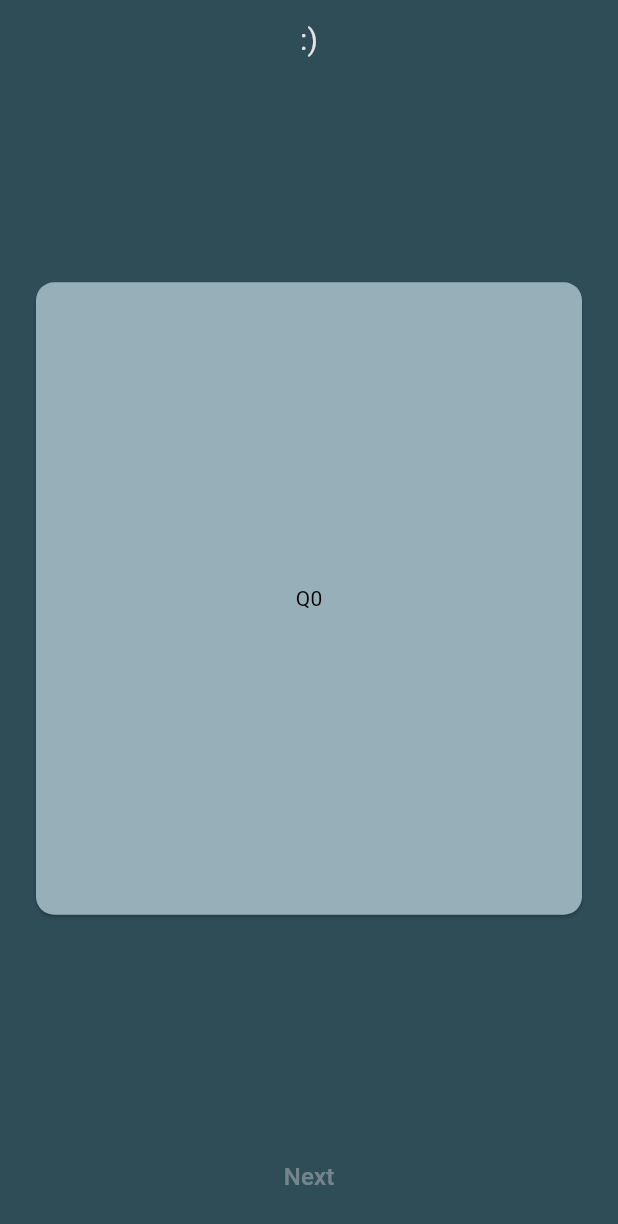
After one commit to Marija97/Knowledge-Treasure-Deck-Flutter-Mobile-App, a Flutter app: the QuizPage screen opened by its route, on a phone screen of 412 x 824 dp. The commit adds this screen. Shown: the top 1224 px of the screen. Run offline on Flutter 3.47's test engine with Material 3 defaults, Android fonts, the phone set to English and light mode, and no system bars; our stand-ins replace equatable, flutter_riverpod, flutter_svg, go_router, hive_flutter; accounts and stored records are empty; generated files the repository leaves out were written again.

Commit message:
Quiz feature setup

```diff
--- a/lib/app/features/knowledge/controllers/knowledge_controller.dart
+++ b/lib/app/features/knowledge/controllers/knowledge_controller.dart
@@ -13,6 +13,7 @@ final knowledgeControllerProvider =
 class KnowledgeController extends AutoDisposeAsyncNotifier<KnowledgeState> {
   @override
   FutureOr<KnowledgeState> build() {
+
     return KnowledgeState([
       Factoid(question: 'Q1', correctAnswer: 'A1', obtained: true),
       Factoid(question: 'Q2', correctAnswer: 'A2', obtained: false),
--- a/lib/app/features/knowledge/view/knowledge_overview_page.dart
+++ b/lib/app/features/knowledge/view/knowledge_overview_page.dart
@@ -1,7 +1,9 @@
 import 'package:ash/app/features/knowledge/view/widgets/factoid_view.dart';
+import 'package:ash/app/routing/router.dart';
 import 'package:ash/app/widgets/button.dart';
 import 'package:flutter/material.dart';
 import 'package:flutter_riverpod/flutter_riverpod.dart';
+import 'package:go_router/go_router.dart';
 
 import '../../../theme/colors.dart';
 import '../../../widgets/text.dart';
@@ -42,6 +44,7 @@ class KnowledgeOverviewPage extends ConsumerWidget {
               AppButton(title: '🌟 Expand the knowledge treasure 🌟'),
               AppButton(
                 title: 'Start the quest',
+                onTap: () => GoRouter.of(context).push(RoutePaths.quiz),
               ),
               const Spacer(),
             ],
--- /dev/null
+++ b/lib/app/features/quiz/controllers/quiz_controller.dart
@@ -0,0 +1,19 @@
+import 'dart:async';
+
+import 'package:ash/app/models/factoid.dart';
+import 'package:flutter_riverpod/flutter_riverpod.dart';
+
+import 'quiz_state.dart';
+
+final quizControllerProvider =
+    AutoDisposeAsyncNotifierProvider<QuizController, QuizState>(
+  () => QuizController(),
+);
+
+class QuizController extends AutoDisposeAsyncNotifier<QuizState> {
+  @override
+  FutureOr<QuizState> build() {
+    final defaultFactoid = Factoid(question: 'Q0', correctAnswer: 'A0');
+    return QuizState(factoid: defaultFactoid, ordinalNumber: 0);
+  }
+}
--- /dev/null
+++ b/lib/app/features/quiz/controllers/quiz_state.dart
@@ -0,0 +1,19 @@
+import 'package:ash/app/models/factoid.dart';
+import 'package:equatable/equatable.dart';
+
+class QuizState extends Equatable {
+  const QuizState({
+    required this.factoid,
+    required this.ordinalNumber,
+  });
+
+  static const questLength = 5; // Todo set in settings...
+
+  final Factoid? factoid;
+  final int ordinalNumber;
+
+  bool get completed => ordinalNumber == questLength;
+
+  @override
+  List<Object?> get props => [];
+}
--- /dev/null
+++ b/lib/app/features/quiz/view/quiz_page.dart
@@ -0,0 +1,48 @@
+import 'package:ash/app/features/quiz/view/widgets/quiz_card.dart';
+import 'package:ash/app/widgets/button.dart';
+import 'package:flutter/material.dart';
+import 'package:flutter_riverpod/flutter_riverpod.dart';
+
+import '../../../theme/colors.dart';
+import '../../../widgets/text.dart';
+import '../controllers/quiz_controller.dart';
+
+class QuizPage extends ConsumerWidget {
+  const QuizPage();
+
+  @override
+  Widget build(BuildContext context, WidgetRef ref) {
+    final state = ref.watch(quizControllerProvider);
+
+    return Scaffold(
+      body: SafeArea(
+        child: Padding(
+          // Todo global padding
+          padding: EdgeInsets.symmetric(horizontal: 20, vertical: 12),
+          child: Column(
+            mainAxisAlignment: MainAxisAlignment.center,
+            children: [
+              Center(child: AppText.large(':)')),
+              const Spacer(),
+              state.when(
+                data: (quizState) {
+                  if (quizState.completed) return Text('Completed!!');
+                  if (quizState.factoid == null) return Text('Some error!');
+                  return Expanded(flex: 3, child: QuizCard(quizState.factoid!));
+                },
+                error: (error, _) => Text(error.toString()),
+                loading: () => Center(
+                  child: CircularProgressIndicator.adaptive(
+                    backgroundColor: AppColors.primaryLight,
+                  ),
+                ),
+              ),
+              const Spacer(),
+              AppButton(title: 'Next'),
+            ],
+          ),
+        ),
+      ),
+    );
+  }
+}
--- /dev/null
+++ b/lib/app/features/quiz/view/widgets/quiz_card.dart
@@ -0,0 +1,26 @@
+import 'package:flutter/material.dart';
+
+import '../../../../models/factoid.dart';
+import '../../../../theme/colors.dart';
+
+class QuizCard extends StatelessWidget {
+  const QuizCard(this.factoid);
+
+  final Factoid factoid;
+
+  @override
+  Widget build(BuildContext context) {
+    return Card(
+      color: AppColors.content,
+      child: SizedBox(
+        width: double.infinity,
+        child: Column(
+          mainAxisAlignment: MainAxisAlignment.center,
+          children: [
+            Text(factoid.question, style: TextStyle(color: Colors.black)),
+          ],
+        ),
+      ),
+    );
+  }
+}
--- a/lib/app/models/factoid.dart
+++ b/lib/app/models/factoid.dart
@@ -8,7 +8,7 @@ class Factoid extends Equatable {
   const Factoid({
     required this.question,
     required this.correctAnswer,
-    required this.obtained,
+    this.obtained = false,
   });
 
   @override
--- a/lib/app/routing/router.dart
+++ b/lib/app/routing/router.dart
@@ -1,9 +1,11 @@
 import 'package:ash/app/features/knowledge/view/knowledge_overview_page.dart';
+import 'package:ash/app/features/quiz/view/quiz_page.dart';
 import 'package:flutter/material.dart' show BuildContext;
 import 'package:go_router/go_router.dart';
 
 abstract class RoutePaths {
   static const String home = '/home';
+  static const String quiz = '/quiz';
 }
 
 abstract class AppRouter {
@@ -17,6 +19,13 @@ abstract class AppRouter {
         },
         routes: const <RouteBase>[],
       ),
+      GoRoute(
+        path: RoutePaths.quiz,
+        builder: (BuildContext context, GoRouterState state) {
+          return QuizPage();
+        },
+        routes: const <RouteBase>[],
+      ),
     ],
   );
 }
```
